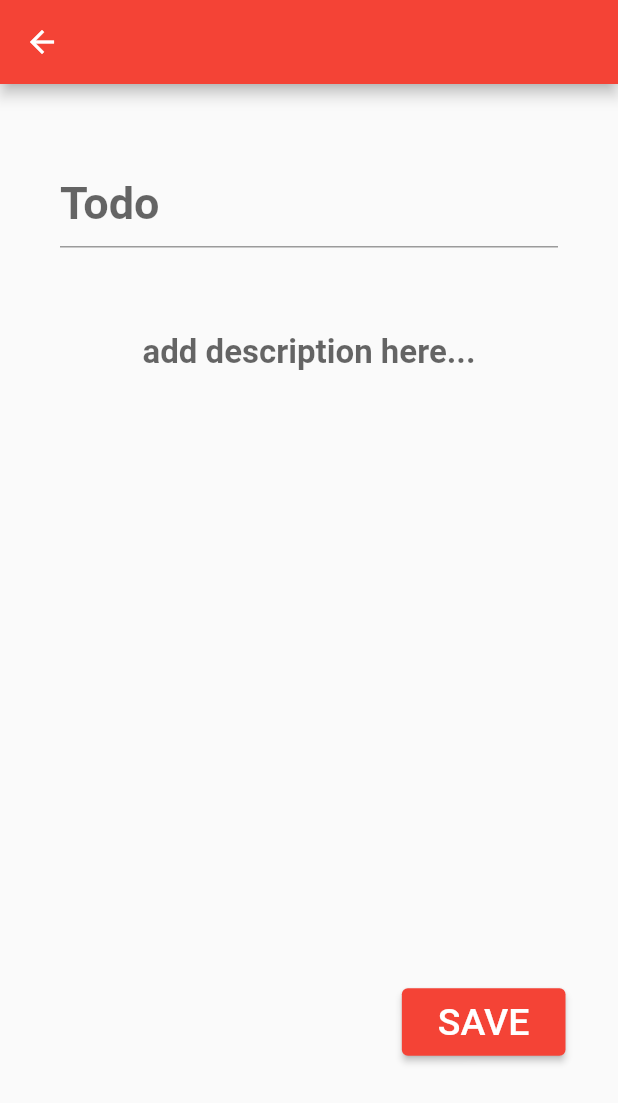
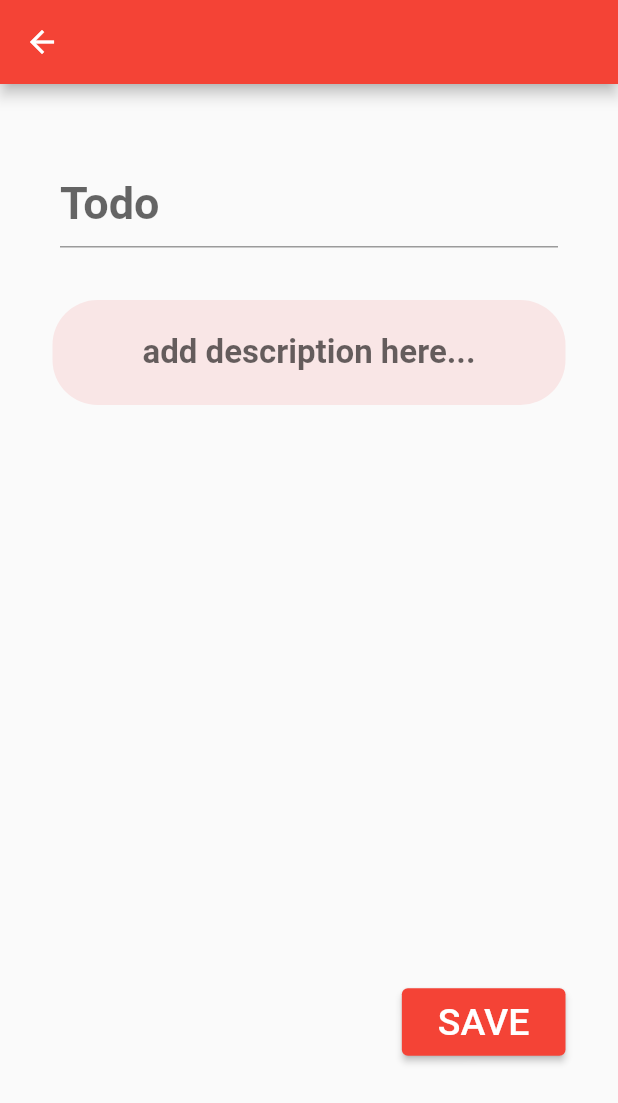
Before and after one commit to CaptenSepp/todo_list, a Flutter app: the _TodoCreatePage screen opened directly, after a tap on "SAVE", on a phone screen of 412 x 824 dp. Shown: the top 1103 px of the screen. Run offline on Flutter 3.47's test engine with Material 2 defaults, Android fonts, the phone set to English and light mode, and no system bars; our stand-ins replace hive, hive_flutter; accounts and stored records are empty.

Commit message:
Merge pull request #2 from CaptenSepp/feat/app/todo-page
Feat/app/todo page

```diff
--- a/lib/src/core/db/todo_db.dart
+++ b/lib/src/core/db/todo_db.dart
@@ -3,16 +3,16 @@ import 'package:todo_list/src/modules/home/models/todo_model.dart';
 
 class TodoDB {
   static final TodoDB instance = TodoDB._();
-  final String boxName = 'todoBox';
+  final String todoBoxName = 'todoBox';
+
   TodoDB._();
 
   late final Box<TodoModel> _todoBox;
 
   Future<void> initialize() async {
-    _todoBox = await Hive.openBox<TodoModel>(boxName);
+    _todoBox = await Hive.openBox<TodoModel>(todoBoxName);
   }
 
-  //TODO add two method add and get for hiveBox
   void addTodo(TodoModel newTodo) {
     _todoBox.put(newTodo.id, newTodo);
   }
--- a/lib/src/core/my_app.dart
+++ b/lib/src/core/my_app.dart
@@ -8,7 +8,6 @@ class MyApp extends StatelessWidget {
   Widget build(BuildContext context) {
     return MaterialApp(
       debugShowCheckedModeBanner: false,
-      //TODO why do we have title property here? when do we use it? should we send the context with HopePage to use it?
       title: 'Hive',
       theme: ThemeData(
         primarySwatch: Colors.red,
--- /dev/null
+++ b/lib/src/modules/home/components/add_description_field.dart
@@ -0,0 +1,48 @@
+import 'package:flutter/material.dart';
+import 'package:todo_list/src/modules/home/providers/todo_create_provider.dart';
+
+class AddDescriptionField extends StatelessWidget {
+  const AddDescriptionField({
+    Key? key,
+    required this.provider,
+  }) : super(key: key);
+
+  final TodoCreateProvider provider;
+
+  @override
+  Widget build(BuildContext context) {
+    return Padding(
+      padding: const EdgeInsets.all(15.0),
+      child: Container(
+        decoration: BoxDecoration(
+          borderRadius: BorderRadius.circular(30),
+          color: const Color.fromARGB(255, 249, 230, 230),
+        ),
+        child: ConstrainedBox(
+          constraints: const BoxConstraints(
+            maxHeight: 300.0,
+          ),
+          child: Padding(
+            padding: const EdgeInsets.all(10.0),
+            child: TextField(
+              controller: provider.descriptionController,
+              cursorWidth: 0,
+              textAlign: TextAlign.center,
+              decoration: const InputDecoration(
+                border: InputBorder.none,
+                hintText: "add description here...",
+                hintStyle: TextStyle(
+                  fontWeight: FontWeight.bold,
+                ),
+              ),
+              style: const TextStyle(
+                fontSize: 22,
+              ),
+              maxLines: null,
+            ),
+          ),
+        ),
+      ),
+    );
+  }
+}
--- /dev/null
+++ b/lib/src/modules/home/components/default_elevation_button.dart
@@ -0,0 +1,26 @@
+import 'package:flutter/material.dart';
+import 'package:provider/provider.dart';
+import 'package:todo_list/src/modules/home/providers/todo_create_provider.dart';
+
+class DefaultElevationButton extends StatelessWidget {
+  const DefaultElevationButton({
+    Key? key,
+  }) : super(key: key);
+
+  @override
+  Widget build(BuildContext context) {
+    return Align(
+      alignment: Alignment.bottomRight,
+      child: ElevatedButton(
+        child: const Padding(
+          padding: EdgeInsets.all(8.0),
+          child: Text(
+            'SAVE',
+            style: TextStyle(fontSize: 25),
+          ),
+        ),
+        onPressed: context.read<TodoCreateProvider>().onSave,
+      ),
+    );
+  }
+}
--- a/lib/src/modules/home/models/todo_model.dart
+++ b/lib/src/modules/home/models/todo_model.dart
@@ -4,11 +4,11 @@ import 'package:hive/hive.dart';
 part 'todo_model.g.dart';
 
 @HiveType(typeId: 0)
-class TodoModel extends HiveObject{
+class TodoModel extends HiveObject {
   @HiveField(0)
+
   final id = UniqueKey().toString();
 
-  //TODO final cant be chaned after initializing but we want that the user can change the title and description if needed
   @HiveField(1)
   final String title;
 
@@ -24,7 +24,6 @@ class TodoModel extends HiveObject{
   TodoModel({
     required this.title,
     required this.createdDate,
-    //TODO i wanted to add DateTime that is given automatic to each TodoModel
     this.description,
     this.isDone = false,
   });
--- a/lib/src/modules/home/pages/todo_create_page.dart
+++ b/lib/src/modules/home/pages/todo_create_page.dart
@@ -1,5 +1,7 @@
 import 'package:flutter/material.dart';
 import 'package:provider/provider.dart';
+import 'package:todo_list/src/modules/home/components/add_description_field.dart';
+import 'package:todo_list/src/modules/home/components/default_elevation_button.dart';
 import 'package:todo_list/src/modules/home/providers/todo_create_provider.dart';
 
 class TodoCreate extends StatelessWidget {
@@ -48,57 +50,15 @@ class _TodoCreatePage extends StatelessWidget {
                       maxLines: null,
                     ),
                   ),
-                  Padding(
-                    padding: const EdgeInsets.all(15.0),
-                    child: Container(
-                      decoration: BoxDecoration(
-                          borderRadius: BorderRadius.circular(30)),
-                      child: ConstrainedBox(
-                        constraints: const BoxConstraints(
-                          maxHeight: 300.0,
-                        ),
-                        child: Padding(
-                          padding: const EdgeInsets.all(10.0),
-                          child: TextField(
-                            controller: provider.descriptionController,
-                            cursorWidth: 0,
-                            textAlign: TextAlign.center,
-                            decoration: const InputDecoration(
-                              border: InputBorder.none,
-                              hintText: "add description here...",
-                              hintStyle: TextStyle(
-                                fontWeight: FontWeight.bold,
-                              ),
-                            ),
-                            style: const TextStyle(
-                              fontSize: 22,
-                            ),
-                            maxLines: null,
-                          ),
-                        ),
-                      ),
-                    ),
-                  ),
+                  AddDescriptionField(provider: provider),
                 ],
               ),
             ),
-            SizedBox(
+            const SizedBox(
               height: 150,
               child: Padding(
-                padding: const EdgeInsets.all(15.0),
-                child: Align(
-                  alignment: Alignment.bottomRight,
-                  child: ElevatedButton(
-                    child: const Padding(
-                      padding: EdgeInsets.all(8.0),
-                      child: Text(
-                        'SAVE',
-                        style: TextStyle(fontSize: 25),
-                      ),
-                    ),
-                    onPressed: context.read<TodoCreateProvider>().onSave,
-                  ),
-                ),
+                padding: EdgeInsets.all(15.0),
+                child: DefaultElevationButton(),
               ),
             )
           ],
--- a/lib/src/modules/home/providers/home_provider.dart
+++ b/lib/src/modules/home/providers/home_provider.dart
@@ -3,7 +3,6 @@ import 'package:todo_list/src/core/db/todo_db.dart';
 import 'package:todo_list/src/modules/home/models/todo_model.dart';
 
 class HomeProvider extends ChangeNotifier {
-  //TODO changed todos from initiated to late and initiated, without initiating it doesn't run
   final todoDB = TodoDB.instance;
   List<TodoModel>? todoList;
 
--- a/lib/src/modules/home/providers/todo_create_provider.dart
+++ b/lib/src/modules/home/providers/todo_create_provider.dart
@@ -1,4 +1,3 @@
-import 'package:flutter/foundation.dart';
 import 'package:flutter/material.dart';
 import 'package:todo_list/src/core/db/todo_db.dart';
 import 'package:todo_list/src/modules/home/models/todo_model.dart';
@@ -19,13 +18,7 @@ class TodoCreateProvider extends ChangeNotifier {
       createdDate: createdDate,
     );
     todoDB.addTodo(newTodo);
-    if (kDebugMode) {
-      print(
-          '^^^^^^^^^^^^^^^^^^^^^^^^^^^^^^^^^^^^^^^^^^^^^^^^^^^^^^^^^^^^^^^^^^^^^^');
-    }
-    if (kDebugMode) {
-      print(newTodo.toString());
-    }
+
     titleController.clear();
     descriptionController.clear();
     notifyListeners();
```
